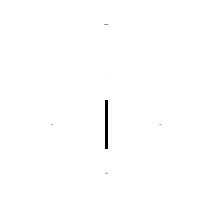
Old version of the form day.ui in the repository jeffkub/forecast-display.
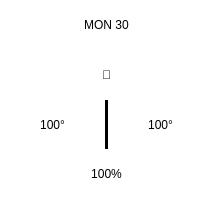
New version of the form.

What changed in the file:
```diff
--- a/day.ui
+++ b/day.ui
@@ -39,15 +39,6 @@
    </property>
    <item>
     <widget class="QLabel" name="date">
-     <property name="font">
-      <font>
-       <family>FreeSans</family>
-       <pointsize>-1</pointsize>
-       <weight>75</weight>
-       <italic>false</italic>
-       <bold>true</bold>
-      </font>
-     </property>
      <property name="styleSheet">
       <string notr="true"/>
      </property>
@@ -61,15 +52,6 @@
    </item>
    <item>
     <widget class="QLabel" name="cond">
-     <property name="font">
-      <font>
-       <family>Weather Icons</family>
-       <pointsize>-1</pointsize>
-       <weight>50</weight>
-       <italic>false</italic>
-       <bold>false</bold>
-      </font>
-     </property>
      <property name="styleSheet">
       <string notr="true">QLabel { font: 60px &quot;Weather Icons&quot;; }</string>
      </property>
@@ -88,15 +70,6 @@
      </property>
      <item>
       <widget class="QLabel" name="high">
-       <property name="font">
-        <font>
-         <family>FreeSans</family>
-         <pointsize>-1</pointsize>
-         <weight>75</weight>
-         <italic>false</italic>
-         <bold>true</bold>
-        </font>
-       </property>
        <property name="styleSheet">
         <string notr="true"/>
        </property>
@@ -123,15 +96,6 @@
      </item>
      <item>
       <widget class="QLabel" name="low">
-       <property name="font">
-        <font>
-         <family>FreeSans</family>
-         <pointsize>-1</pointsize>
-         <weight>75</weight>
-         <italic>false</italic>
-         <bold>true</bold>
-        </font>
-       </property>
        <property name="text">
         <string>100°</string>
        </property>
@@ -144,15 +108,6 @@
    </item>
    <item>
     <widget class="QLabel" name="percip">
-     <property name="font">
-      <font>
-       <family>FreeSans</family>
-       <pointsize>-1</pointsize>
-       <weight>75</weight>
-       <italic>false</italic>
-       <bold>true</bold>
-      </font>
-     </property>
      <property name="text">
       <string>100%</string>
      </property>
```
